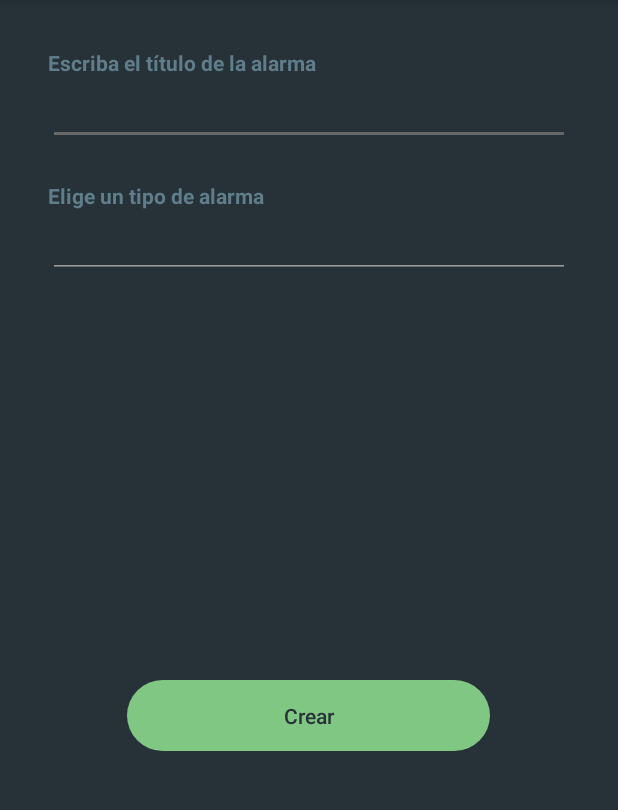
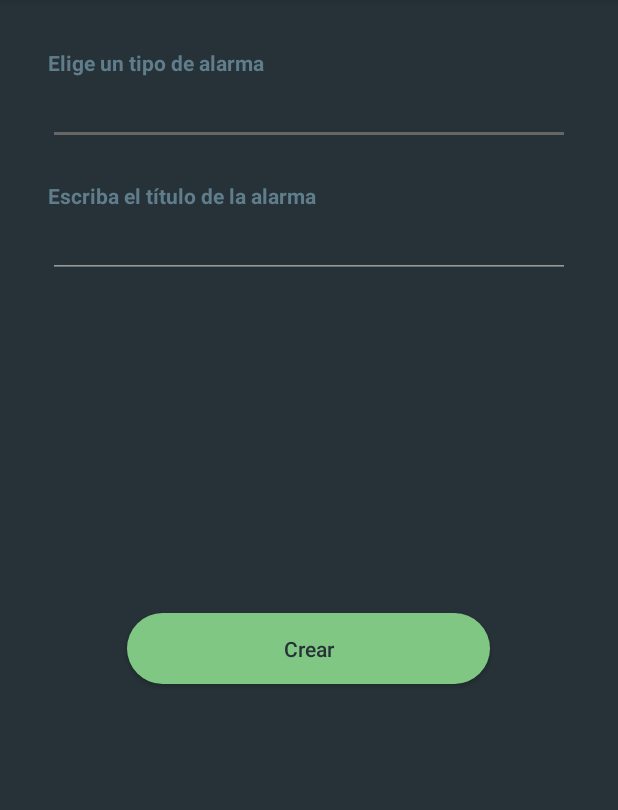
Before and after one commit to EsperanzaMacarena/AlarmMe, an Android app: the AlarmCreateActivity screen opened directly, with no data from a screen before it, on a phone screen of 412 x 824 dp, the part 84-894 px from its top. Run offline under Robolectric (Android 15) with nearby library versions, the phone set to English and light mode, and no system bars; our stand-ins replace ButterKnife; 1 statement that could not run was skipped.

```diff
--- a/android-app/app/src/main/res/layout/activity_alarm_create.xml
+++ b/android-app/app/src/main/res/layout/activity_alarm_create.xml
@@ -14,7 +14,7 @@
         android:layout_marginStart="32dp"
         android:layout_marginTop="32dp"
         android:layout_marginEnd="32dp"
-        android:text="@string/write_title"
+        android:text="@string/choose_type"
         android:textAlignment="textStart"
         android:textAppearance="@style/TextAppearance.AppCompat.Small"
         android:textColor="@color/blue_grey_500"
@@ -24,9 +24,10 @@
         app:layout_constraintTop_toTopOf="parent" />
 
     <com.google.android.material.textfield.TextInputEditText
-        android:id="@+id/create_alarm_title"
+        android:id="@+id/create_alarm_type"
         android:layout_width="0dp"
         android:layout_height="wrap_content"
+        android:editable="false"
         android:maxLength="50"
         android:maxLines="1"
         android:singleLine="true"
@@ -41,17 +42,17 @@
         android:layout_width="0dp"
         android:layout_height="wrap_content"
         android:layout_marginTop="24dp"
-        android:text="@string/choose_type"
+        android:text="@string/write_title"
         android:textAlignment="textStart"
         android:textAppearance="@style/TextAppearance.AppCompat.Small"
         android:textColor="@color/blue_grey_500"
         android:textStyle="bold"
-        app:layout_constraintEnd_toEndOf="@+id/create_alarm_title"
-        app:layout_constraintStart_toStartOf="@+id/create_alarm_title"
-        app:layout_constraintTop_toBottomOf="@+id/create_alarm_title" />
+        app:layout_constraintEnd_toEndOf="@+id/create_alarm_type"
+        app:layout_constraintStart_toStartOf="@+id/create_alarm_type"
+        app:layout_constraintTop_toBottomOf="@+id/create_alarm_type" />
 
     <com.google.android.material.textfield.TextInputEditText
-        android:id="@+id/create_alarm_type"
+        android:id="@+id/create_alarm_title"
         android:layout_width="0dp"
         android:layout_height="wrap_content"
         android:maxLength="50"
```
Also changed, not shown: android-app/app/src/main/java/com/escacena/alarmme/ui/AlarmCreateActivity.java (+17 -6 lines).
